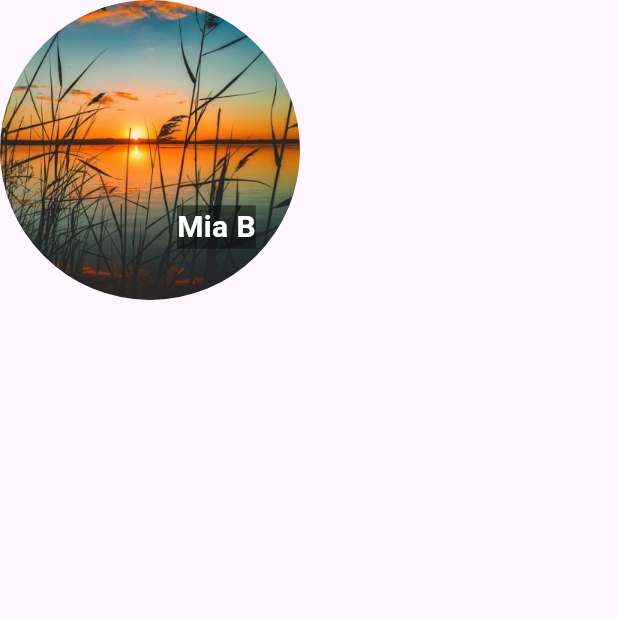
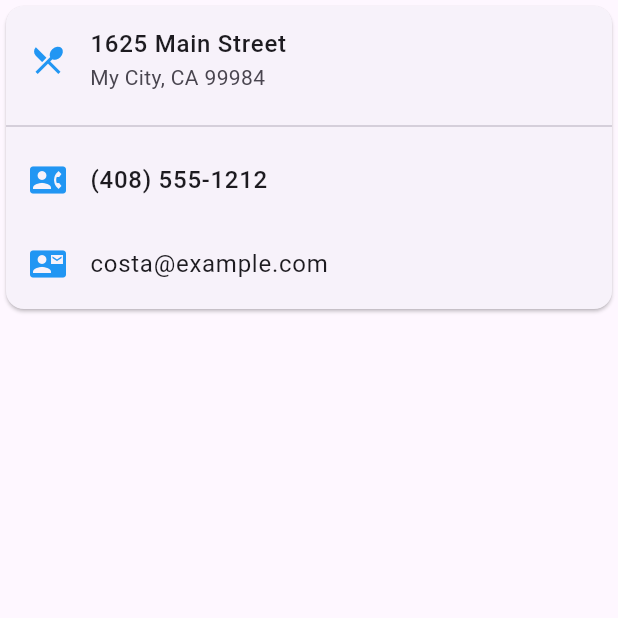
Before and after one commit to syifakhny10/layout_navigasi, a Flutter app: the screen it shows after launch, on a phone screen of 412 x 824 dp, the top half of it. Run offline on Flutter 3.47's test engine with Material 3 defaults, Android fonts, the phone set to English and light mode, and no system bars.

Commit message:
commit 2

```diff
--- a/lib/main.dart
+++ b/lib/main.dart
@@ -345,6 +345,43 @@ void main() {
 // }
 // }
 
+// class MyApp extends StatelessWidget {
+//   const MyApp({super.key});
+
+//   @override
+//  Widget build(BuildContext context) {
+//   return MaterialApp(
+//     home: Scaffold(
+//       body: _buildStack()
+//     ),
+//   );
+//  }
+
+//#Stack
+// Widget _buildStack() {
+//   return Stack(
+//     alignment: const Alignment(0.6, 0.6),
+//     children: [
+//       const CircleAvatar(
+//         backgroundImage: AssetImage('lib/assets/gambar3.jpg'),
+//         radius: 100,
+//       ),
+//       Container(
+//         decoration: const BoxDecoration(
+//           color: Colors.black45,
+//         ),
+//         child: const Text(
+//           'Mia B',
+//           style: TextStyle(
+//             fontSize: 20,
+//             fontWeight: FontWeight.bold,
+//             color: Colors.white,
+//           ),
+//         ),
+//       ),
+//     ],
+//   );
+// }}
 class MyApp extends StatelessWidget {
   const MyApp({super.key});
 
@@ -352,32 +389,47 @@ class MyApp extends StatelessWidget {
  Widget build(BuildContext context) {
   return MaterialApp(
     home: Scaffold(
-      body: _buildStack()
+      body: _buildCard()
     ),
   );
  }
-
-Widget _buildStack() {
-  return Stack(
-    alignment: const Alignment(0.6, 0.6),
+Widget _buildCard() {
+  return SizedBox(
+    height: 210,
+    child: Card(
+      child: Column(
         children: [
-      const CircleAvatar(
-        backgroundImage: AssetImage('lib/assets/gambar3.jpg'),
-        radius: 100,
+          ListTile(
+            title: const Text(
+              '1625 Main Street',
+              style: TextStyle(fontWeight: FontWeight.w500),
             ),
-      Container(
-        decoration: const BoxDecoration(
-          color: Colors.black45,
+            subtitle: const Text('My City, CA 99984'),
+            leading: Icon(
+              Icons.restaurant_menu,
+              color: Colors.blue[500],
             ),
-        child: const Text(
-          'Mia B',
-          style: TextStyle(
-            fontSize: 20,
-            fontWeight: FontWeight.bold,
-            color: Colors.white,
           ),
+          const Divider(),
+          ListTile(
+            title: const Text(
+              '(408) 555-1212',
+              style: TextStyle(fontWeight: FontWeight.w500),
+            ),
+            leading: Icon(
+              Icons.contact_phone,
+              color: Colors.blue[500],
+            ),
+          ),
+          ListTile(
+            title: const Text('costa@example.com'),
+            leading: Icon(
+              Icons.contact_mail,
+              color: Colors.blue[500],
             ),
           ),
         ],
+      ),
+    ),
   );
 }}
```
Also changed, not shown: image-7.png (added), 1 other file. Lines whose indentation alone changed are shown as unchanged.
